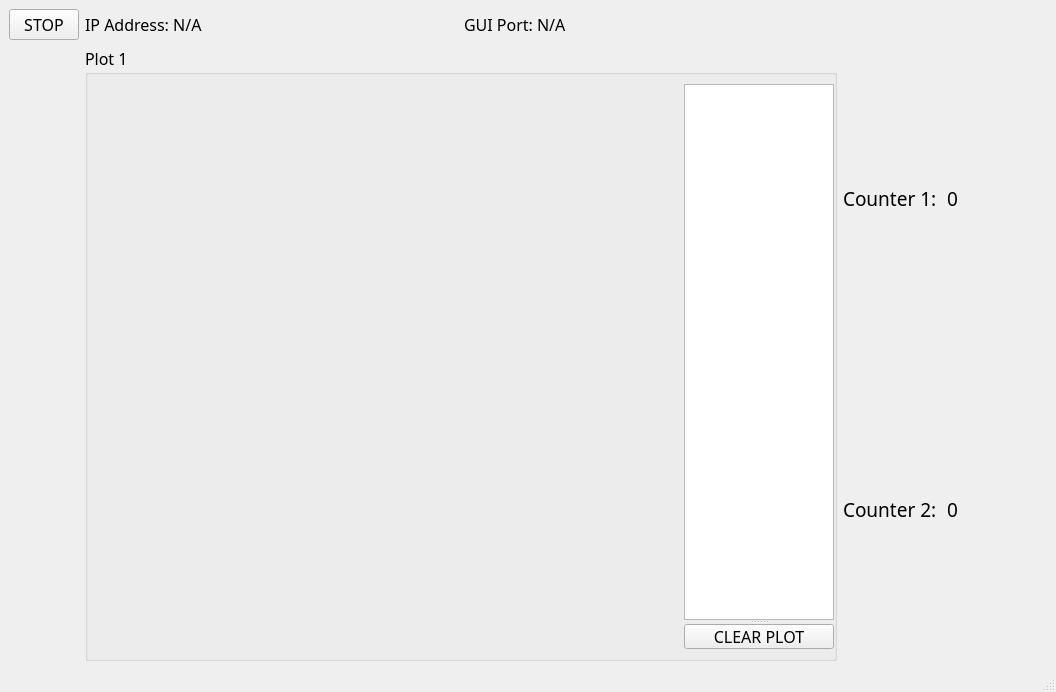
Above: pylabnet/gui/pyqt/gui_templates/dummy_count_monitor.ui from lukingroup/pylabnet before the change. Below: the same form after it.
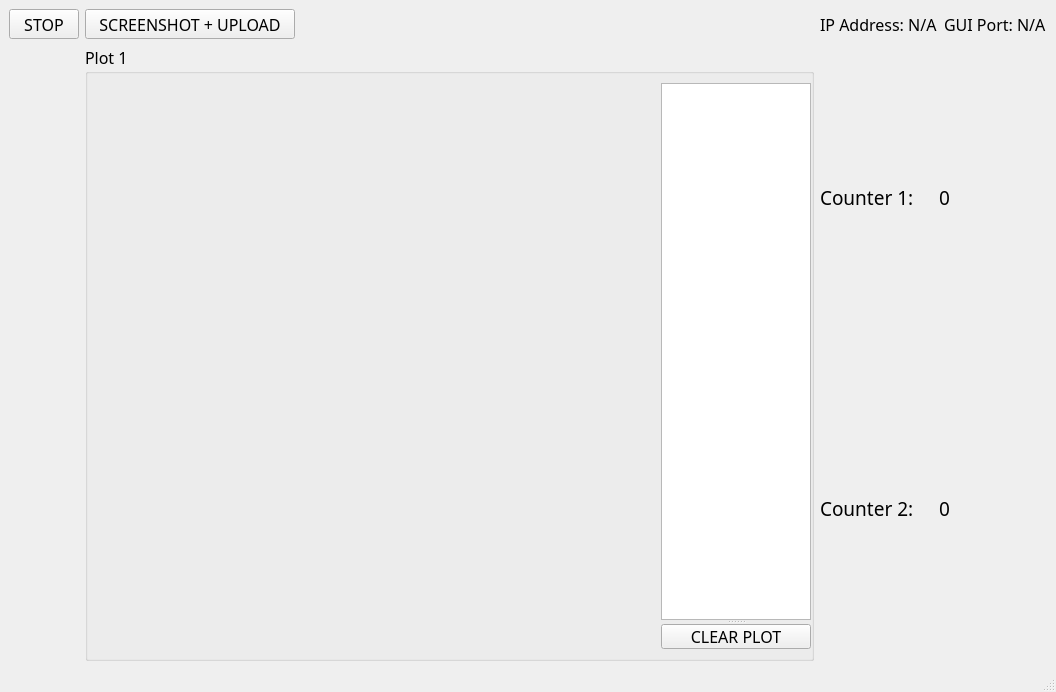
That is the form after the change. Custom widgets are drawn as their Qt base class.

Commit message: upload a graph to the confluence

Patch:
```diff
--- a/pylabnet/gui/pyqt/gui_templates/dummy_count_monitor.ui
+++ b/pylabnet/gui/pyqt/gui_templates/dummy_count_monitor.ui
@@ -23,7 +23,7 @@
       <property name="maximumSize">
        <size>
         <width>70</width>
-        <height>16777215</height>
+        <height>30</height>
        </size>
       </property>
       <property name="font">
@@ -44,6 +44,31 @@
      </widget>
     </item>
     <item row="0" column="1">
+     <widget class="QPushButton" name="upload_button_1">
+      <property name="maximumSize">
+       <size>
+        <width>210</width>
+        <height>30</height>
+       </size>
+      </property>
+      <property name="font">
+       <font>
+        <family>Calibri Light</family>
+        <pointsize>12</pointsize>
+       </font>
+      </property>
+      <property name="styleSheet">
+       <string notr="true"/>
+      </property>
+      <property name="text">
+       <string>SCREENSHOT + UPLOAD</string>
+      </property>
+      <property name="checkable">
+       <bool>true</bool>
+      </property>
+     </widget>
+    </item>
+    <item row="0" column="2">
      <layout class="QHBoxLayout" name="horizontalLayout">
       <item>
        <widget class="QLabel" name="ip_label">
```
The commit also changes 3 other files.
